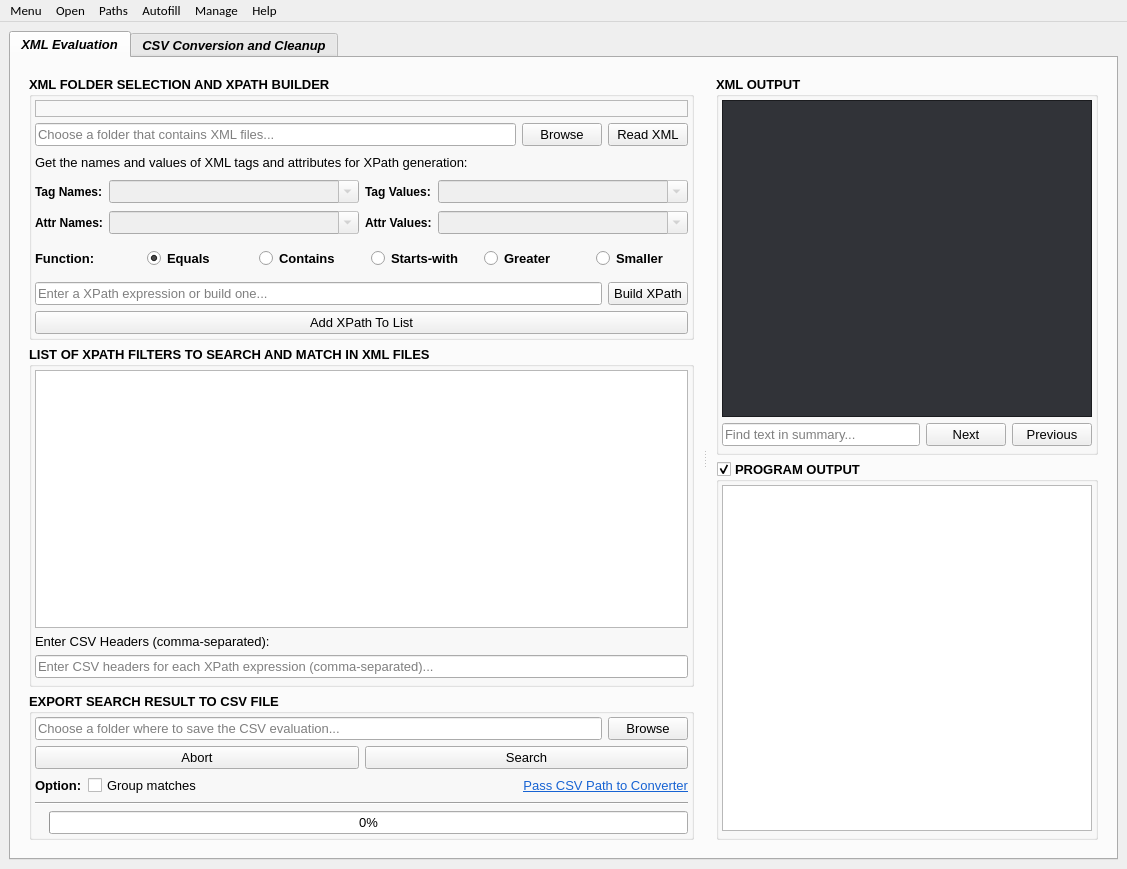
zaricj/XMLuvation, file src/gui/main/XMLuvation.ui: the form before one commit.
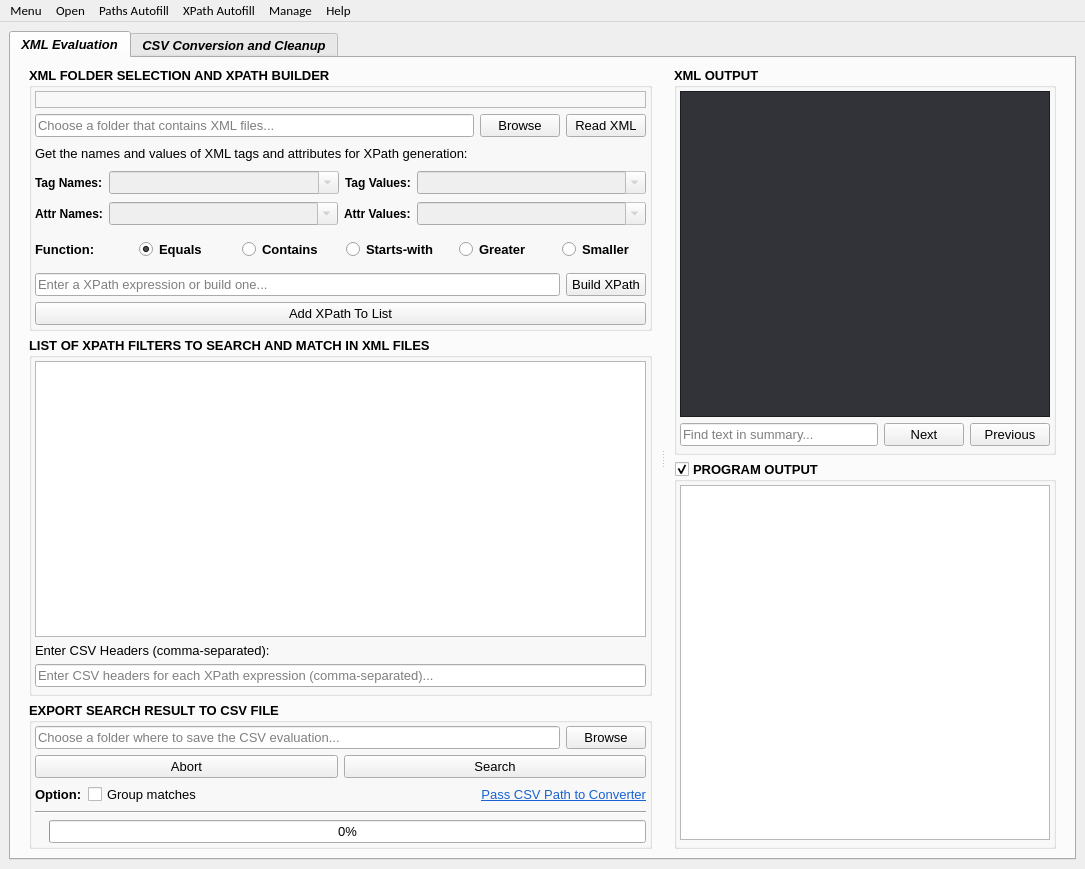
The form after the commit. Icons and pictures are not drawn.

Diff of the .ui file:
```diff
--- a/src/gui/main/XMLuvation.ui
+++ b/src/gui/main/XMLuvation.ui
@@ -9,7 +9,7 @@
    <rect>
     <x>0</x>
     <y>0</y>
-    <width>1127</width>
+    <width>1085</width>
     <height>869</height>
    </rect>
   </property>
@@ -99,6 +99,16 @@
        <layout class="QHBoxLayout" name="horizontalLayout_4">
         <item>
          <widget class="QSplitter" name="splitter">
+          <property name="font">
+           <font>
+            <family>Microsoft YaHei UI</family>
+            <pointsize>10</pointsize>
+            <italic>false</italic>
+            <bold>false</bold>
+            <underline>false</underline>
+            <strikeout>false</strikeout>
+           </font>
+          </property>
           <property name="orientation">
            <enum>Qt::Orientation::Horizontal</enum>
           </property>
@@ -116,6 +126,12 @@
             <enum>QFrame::Shadow::Raised</enum>
            </property>
            <layout class="QVBoxLayout" name="verticalLayout">
+            <property name="topMargin">
+             <number>0</number>
+            </property>
+            <property name="bottomMargin">
+             <number>0</number>
+            </property>
             <item>
              <widget class="QGroupBox" name="group_box_xml_input_xpath_builder">
               <property name="sizePolicy">
@@ -1290,6 +1306,12 @@
             <enum>QFrame::Shadow::Raised</enum>
            </property>
            <layout class="QVBoxLayout" name="verticalLayout_4">
+            <property name="topMargin">
+             <number>0</number>
+            </property>
+            <property name="bottomMargin">
+             <number>0</number>
+            </property>
             <item>
              <widget class="QGroupBox" name="group_box_xml_output">
               <property name="sizePolicy">
@@ -2637,7 +2659,7 @@
     <rect>
      <x>0</x>
      <y>0</y>
-     <width>1127</width>
+     <width>1085</width>
      <height>33</height>
     </rect>
    </property>
@@ -2668,7 +2690,7 @@
    </widget>
    <widget class="QMenu" name="paths_menu">
     <property name="title">
-     <string>Paths</string>
+     <string>Paths Autofill</string>
     </property>
     <addaction name="add_custom_path_action"/>
    </widget>
@@ -2687,7 +2709,7 @@
    </widget>
    <widget class="QMenu" name="menu_autofill">
     <property name="title">
-     <string>Autofill</string>
+     <string>XPath Autofill</string>
     </property>
    </widget>
    <addaction name="file_menu"/>
```
Left out of the diff: 19 changed lines with no effect on the pictures.
